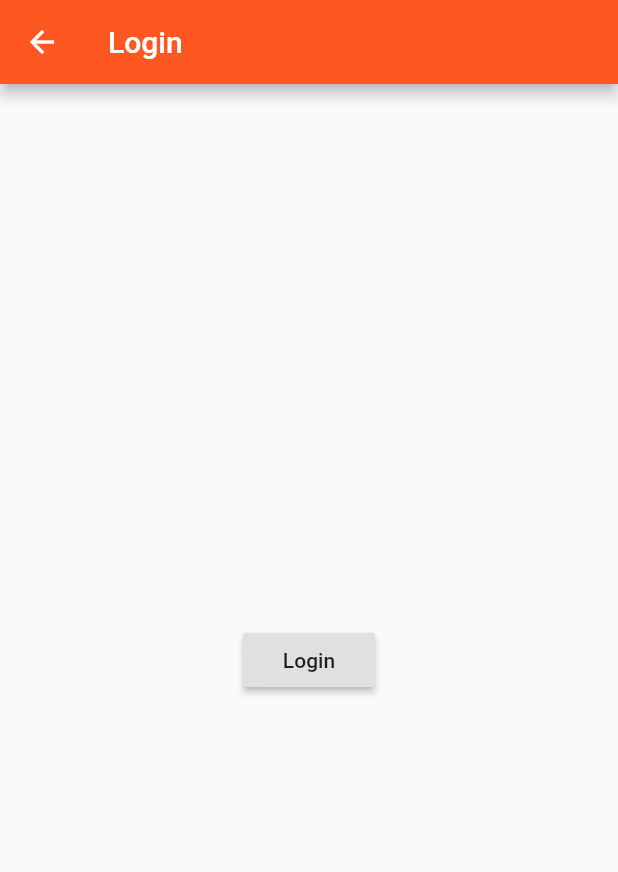
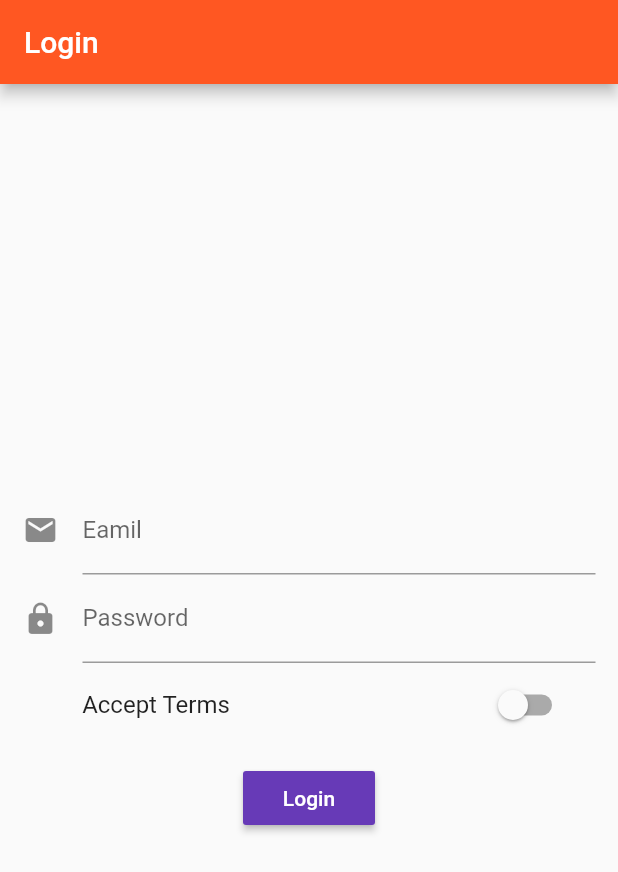
Before and after one commit to ranasl62/1st-flutter-app, a Flutter app: the AuthPage screen opened directly, on a phone screen of 412 x 824 dp. Shown: the top 872 px of the screen. Run offline on Flutter 3.47's test engine with Material 2 defaults, Android fonts, the phone set to English and light mode, and no system bars.

Commit message:
Login page done

```diff
--- a/lib/main.dart
+++ b/lib/main.dart
@@ -1,6 +1,7 @@
 import 'package:first_app/pages/products_admin.dart';
 import 'package:first_app/pages/products.dart';
 import 'package:first_app/pages/product.dart';
+import 'package:first_app/pages/auth.dart';
 import 'package:flutter/material.dart';
 
 void main() {
@@ -41,7 +42,7 @@ class _MyAppState extends State<MyApp> {
 
   _routes() {
     return <String, WidgetBuilder>{
-      '/': (BuildContext context) => ProductsPage(products: _products),
+      // '/': (BuildContext context) => ProductsPage(products: _products),
       'admin': (BuildContext context) => ProductsAdminPage(
             addProduct: _addProduct,
             deleteProduct: _deleteProduct,
@@ -80,7 +81,7 @@ class _MyAppState extends State<MyApp> {
         accentColor: Colors.deepPurple,
         brightness: Brightness.light,
       ),
-      // home: AuthPage(),
+      home: AuthPage(),
       routes: _routes(),
       onGenerateRoute: _onGenerateRoutes,
       onUnknownRoute: _onUnknownRoute,
--- a/lib/pages/auth.dart
+++ b/lib/pages/auth.dart
@@ -1,18 +1,75 @@
 import 'package:flutter/material.dart';
 
-class AuthPage extends StatelessWidget {
+class AuthPage extends StatefulWidget {
+  @override
+  State<StatefulWidget> createState() {
+    // TODO: implement createState
+    return _AuthPageState();
+  }
+}
+
+class _AuthPageState extends State<AuthPage> {
+  String _emailValue;
+  String _passwordValue;
+  bool _acceptTerms = false;
   @override
   Widget build(BuildContext context) {
     return Scaffold(
       appBar: AppBar(
         title: Text('Login'),
       ),
-      body: Center(
-        child: RaisedButton(
-            onPressed: () {
-              Navigator.pushReplacementNamed(context, '/');
-            },
-            child: Text('Login')),
+      body: Column(
+        crossAxisAlignment: CrossAxisAlignment.center,
+        mainAxisAlignment: MainAxisAlignment.center,
+        children: <Widget>[
+          Container(
+            margin: EdgeInsets.all(15.00),
+            child: Column(
+              children: <Widget>[
+                TextField(
+                  decoration: InputDecoration(
+                      labelText: 'Eamil', icon: Icon(Icons.email)),
+                  keyboardType: TextInputType.emailAddress,
+                  onChanged: (String value) {
+                    setState(() {
+                      _emailValue = value;
+                    });
+                  },
+                ),
+                TextField(
+                  decoration: InputDecoration(
+                      labelText: 'Password', icon: Icon(Icons.lock)),
+                  obscureText: true,
+                  onChanged: (String value) {
+                    setState(() {
+                      _passwordValue = value;
+                    });
+                  },
+                ),
+                SwitchListTile(
+                  value: _acceptTerms,
+                  onChanged: (bool value) {
+                    setState(() {
+                      _acceptTerms = value;
+                    });
+                  },
+                  title:
+                      Text('      Accept Terms'),
+                ),
+                SizedBox(
+                  height: 10.0,
+                ),
+                RaisedButton(
+                    color: Theme.of(context).accentColor,
+                    textColor: Colors.white,
+                    onPressed: () {
+                      Navigator.pushReplacementNamed(context, '/');
+                    },
+                    child: Text('Login'))
+              ],
+            ),
+          )
+        ],
       ),
     );
   }
```
Also changed, not shown: lib/pages/product_cretae.dart (+13 -9 lines).
